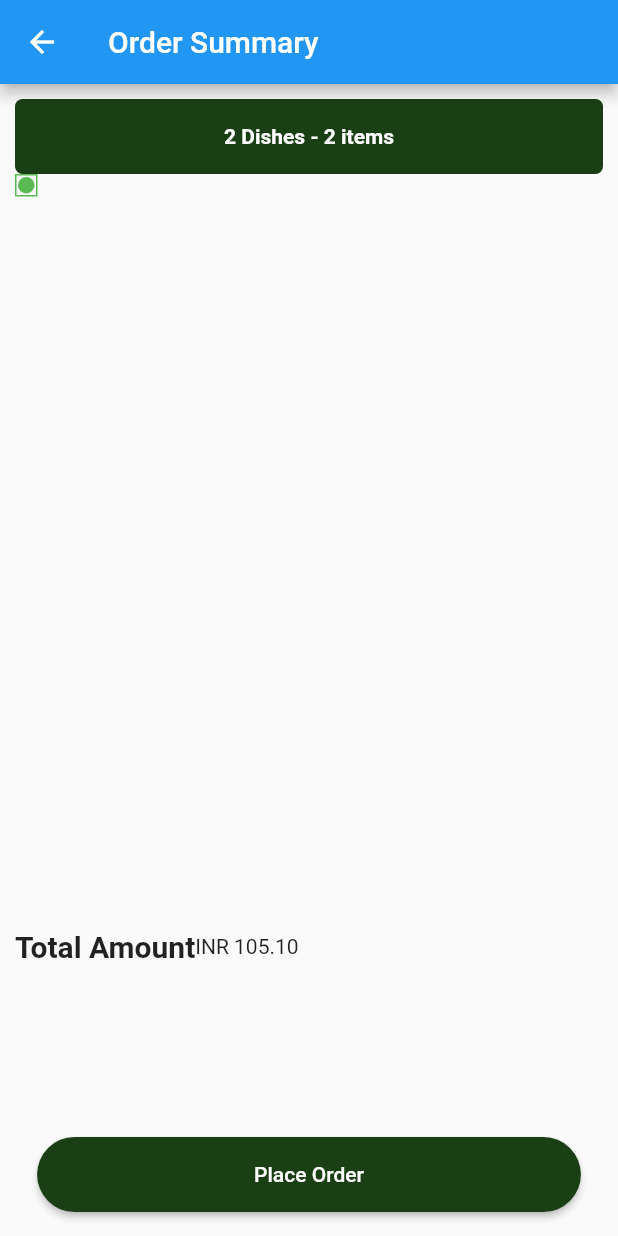
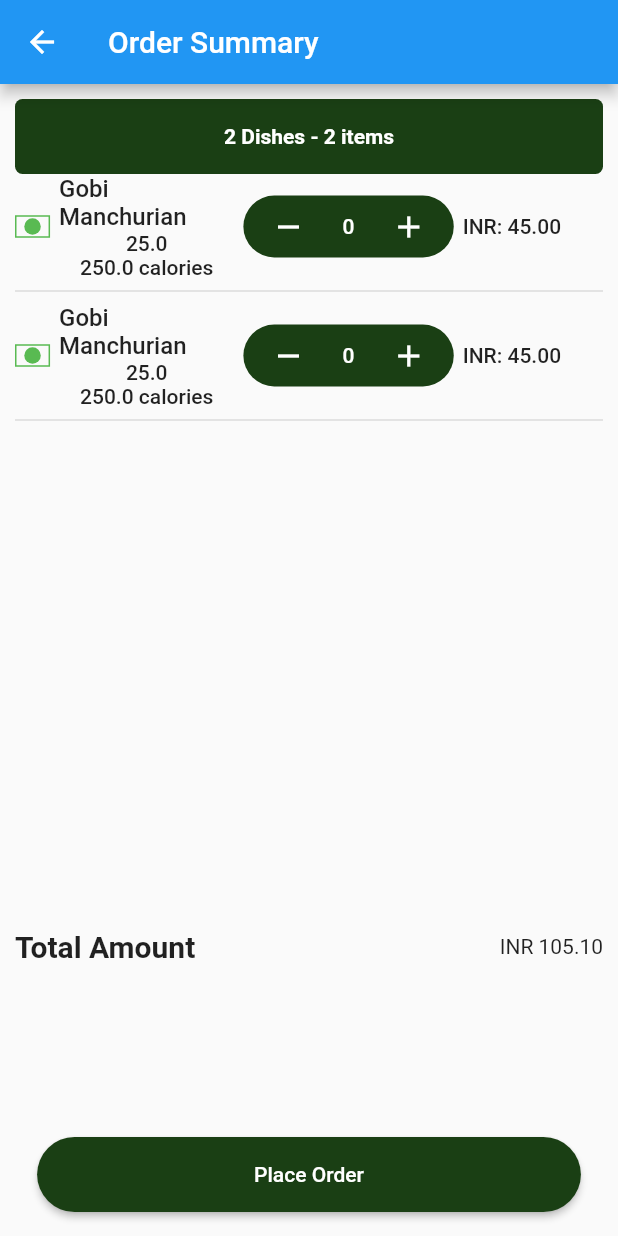
Before and after one commit to AbikMathew/machine-test-zartek, a Flutter app: the screen it shows after launch, scrolled down 576 dp, after a tap on the "shopping cart" icon, on a phone screen of 412 x 824 dp. Run offline on Flutter 3.47's test engine with Material 2 defaults, Android fonts, the phone set to English and light mode, and no system bars; our stand-ins replace get, sizer.

Commit message:
checkout page ui complete

```diff
--- a/lib/view/pages/checkout_screen/checkout_screen.dart
+++ b/lib/view/pages/checkout_screen/checkout_screen.dart
@@ -3,7 +3,10 @@ import 'package:flutter/src/foundation/key.dart';
 import 'package:flutter/src/widgets/framework.dart';
 import 'package:sizer/sizer.dart';
 import 'package:zartek_test/const/app_colors.dart';
+import 'package:zartek_test/view/pages/authentication_screen/widgets/authentication_screen_widgets.dart';
+import 'package:zartek_test/view/pages/home_screen/widgets/item_count_button.dart';
 import 'package:zartek_test/view/pages/home_screen/widgets/menu_item.dart';
+import 'package:zartek_test/view/widgets/text_widgets.dart';
 
 class CheckoutScreen extends StatelessWidget {
   const CheckoutScreen({Key? key}) : super(key: key);
@@ -21,7 +24,7 @@ class CheckoutScreen extends StatelessWidget {
           child: Container(
             //padding: EdgeInsets.all(13),
             height: 70.h,
-            decoration: BoxDecoration(
+            decoration: const BoxDecoration(
                 // border: Border.all(
                 //  // color: Colors.red, // red as border color
                 // ),
@@ -44,18 +47,22 @@ class CheckoutScreen extends StatelessWidget {
                 ),
                 Expanded(
                   child: ListView(
-                    children: [
-                      Container(
-                        child: Row(
-                          children: [
-                            VegLogo(),
-                          ],
-                        ),
+                    children: const [
+                      CartItem(
+                        name: 'Gobi Manchurian',
+                        calories: 250,
+                        price: 25,
+                      ),
+                      CartItem(
+                        name: 'Gobi Manchurian',
+                        calories: 250,
+                        price: 25,
                       )
                     ],
                   ),
                 ),
                 Row(
+                  mainAxisAlignment: MainAxisAlignment.spaceBetween,
                   children: const [
                     Text(
                       'Total Amount',
@@ -86,3 +93,59 @@ class CheckoutScreen extends StatelessWidget {
     );
   }
 }
+
+class CartItem extends StatelessWidget {
+  const CartItem(
+      {Key? key,
+      required this.name,
+      required this.price,
+      required this.calories})
+      : super(key: key);
+
+  final String name;
+  final double price;
+  final double calories;
+
+  @override
+  Widget build(BuildContext context) {
+    return Column(
+      children: [
+        Row(
+          children: [
+            const Expanded(
+              flex: 1,
+              child: VegLogo(),
+            ),
+            const SizedBox(width: 6),
+            Expanded(
+              flex: 5,
+              child: Column(
+                mainAxisAlignment: MainAxisAlignment.start,
+                children: [
+                  Heading(text: name),
+                  SubHeading(text: '$price'),
+                  SubHeading(text: '$calories calories'),
+                ],
+              ),
+            ),
+            const SizedBox(width: 6),
+            const Expanded(
+              flex: 6,
+              child: ItemCountButton(
+                color: AppColors.kdarkGreen,
+              ),
+            ),
+            const SizedBox(width: 6),
+            const Expanded(
+              flex: 4,
+              child: const SubHeading(text: 'INR: 45.00'),
+            ),
+          ],
+        ),
+        Divider(
+          thickness: 1,
+        ),
+      ],
+    );
+  }
+}
--- a/lib/view/pages/home_screen/home_screen.dart
+++ b/lib/view/pages/home_screen/home_screen.dart
@@ -9,7 +9,7 @@ class HomeScreen extends StatelessWidget {
   const HomeScreen({Key? key}) : super(key: key);
 
   @override
-  Widget build(BuildContext ctx) {
+  Widget build(BuildContext context) {
     final HomeScreenTabs _tabs = Get.put(HomeScreenTabs());
     return Scaffold(
       appBar: AppBar(
--- a/lib/view/pages/home_screen/widgets/item_count_button.dart
+++ b/lib/view/pages/home_screen/widgets/item_count_button.dart
@@ -5,8 +5,9 @@ import 'package:sizer/sizer.dart';
 import 'package:zartek_test/const/app_colors.dart';
 
 class ItemCountButton extends StatelessWidget {
-  const ItemCountButton({Key? key}) : super(key: key);
+  const ItemCountButton({Key? key, required this.color}) : super(key: key);
   final int count = 0;
+  final Color color;
   @override
   Widget build(BuildContext context) {
     return Container(
@@ -14,7 +15,7 @@ class ItemCountButton extends StatelessWidget {
       width: 35.w,
       decoration: BoxDecoration(
         borderRadius: BorderRadius.circular(30),
-        color: AppColors.kLightGreen,
+        color: color,
       ),
       child: Row(
         mainAxisAlignment: MainAxisAlignment.spaceAround,
--- a/lib/view/pages/home_screen/widgets/menu_item.dart
+++ b/lib/view/pages/home_screen/widgets/menu_item.dart
@@ -42,7 +42,9 @@ class CustomMenuItem extends StatelessWidget {
                           'Here comes the names of differet food items that taste really wellthe names of differet food items that taste really well but hard to pronounce which are great'),
                 ),
                 SizedBox(height: 2.h),
-                const ItemCountButton()
+                const ItemCountButton(
+                  color: AppColors.kLightGreen,
+                )
               ],
             ),
           ),
```
